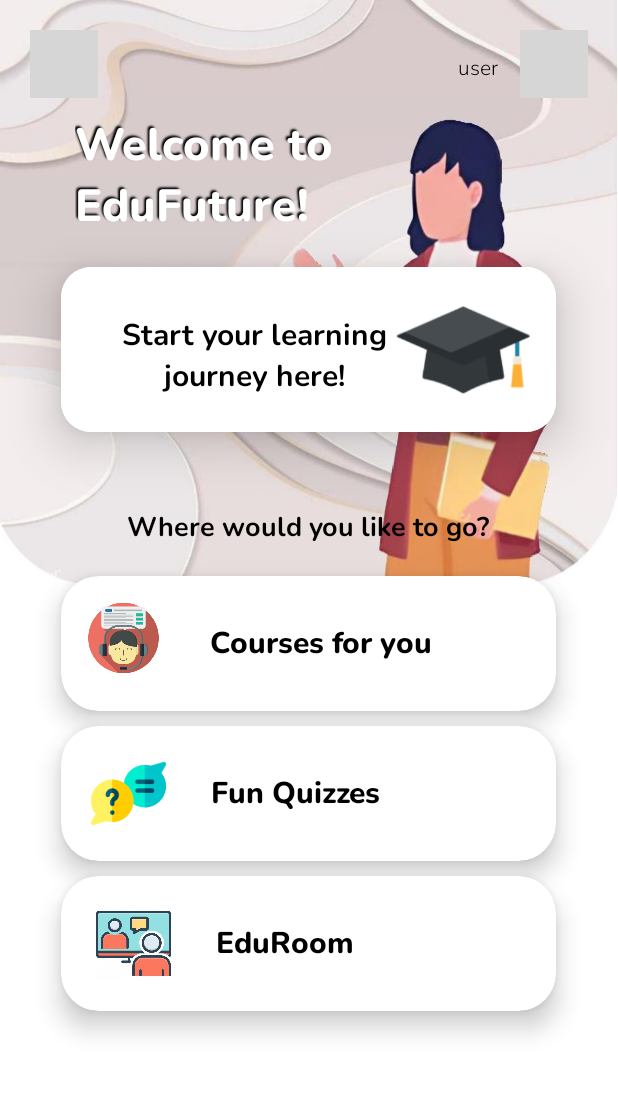
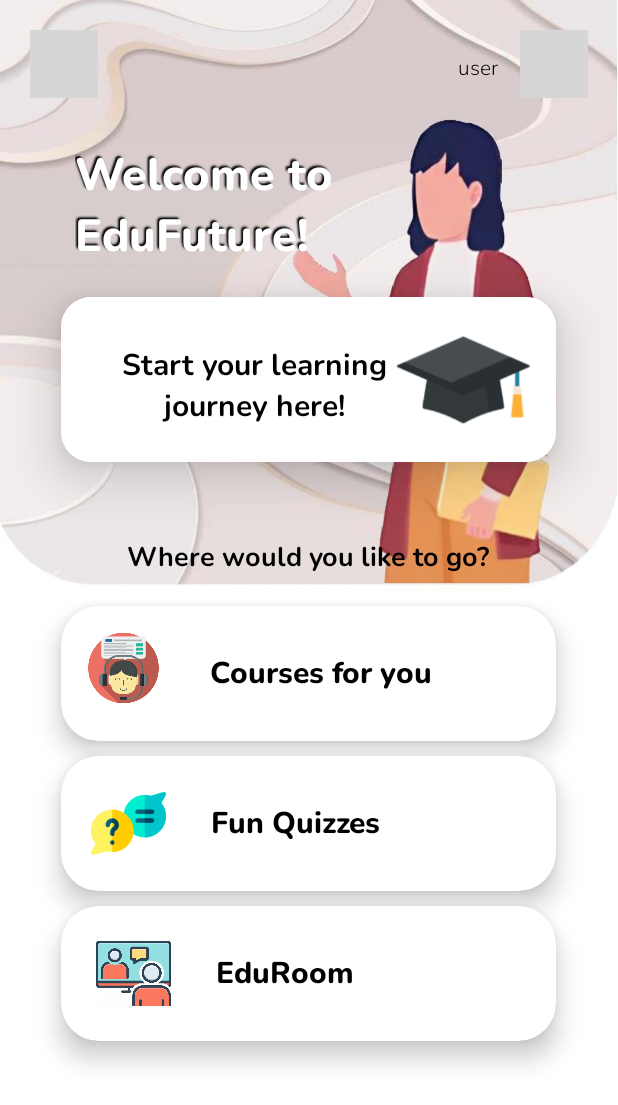
Before and after one commit to alyamzln/edufuture-app, an Android app: the layout activity_page_navigation.xml on its own in the app's theme, with its tools: preview values and no code run, on a phone screen of 412 x 824 dp. Shown: the top 1105 px of the screen. Run offline under Robolectric (Android 15) with nearby library versions, the phone set to English and light mode, and no system bars; grey boxes are pictures that could not be loaded.

Commit message:
modify margin

```diff
--- a/app/src/main/res/layout/activity_page_navigation.xml
+++ b/app/src/main/res/layout/activity_page_navigation.xml
@@ -53,8 +53,8 @@
         android:layout_width="wrap_content"
         android:layout_height="wrap_content"
         android:layout_gravity="left"
-        android:layout_marginTop="10dp"
         android:layout_marginLeft="50dp"
+        android:layout_marginTop="30dp"
         android:fontFamily="@font/nunito_extrabold"
         android:shadowColor="@color/black"
         android:shadowDx="-2"
```
